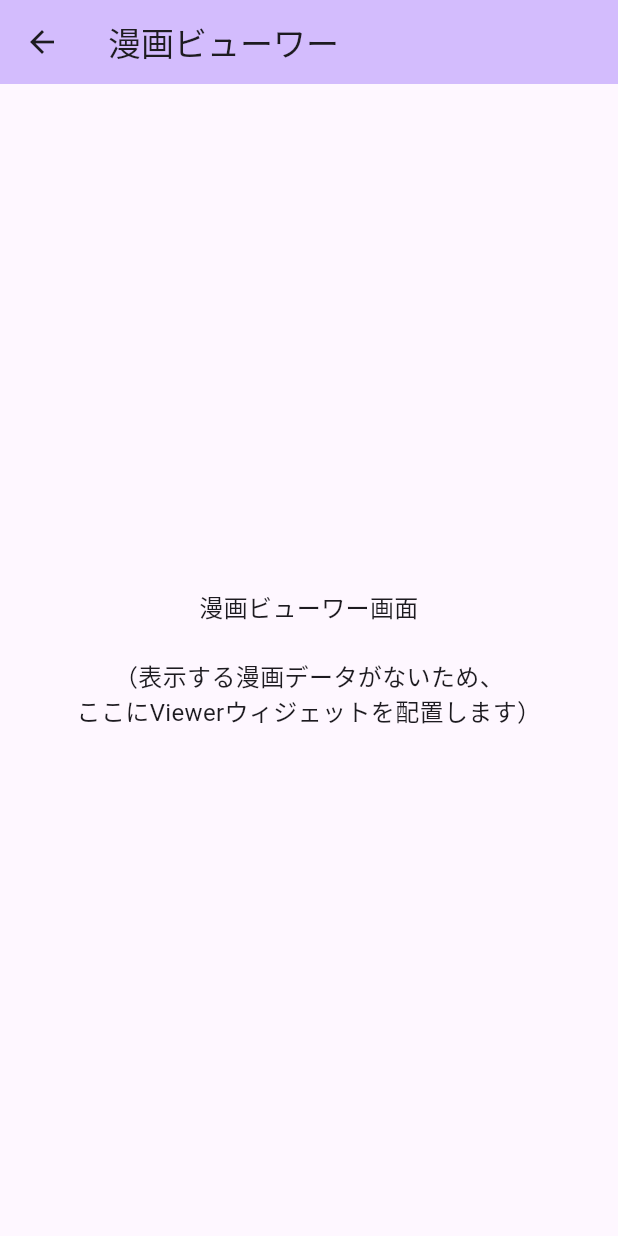
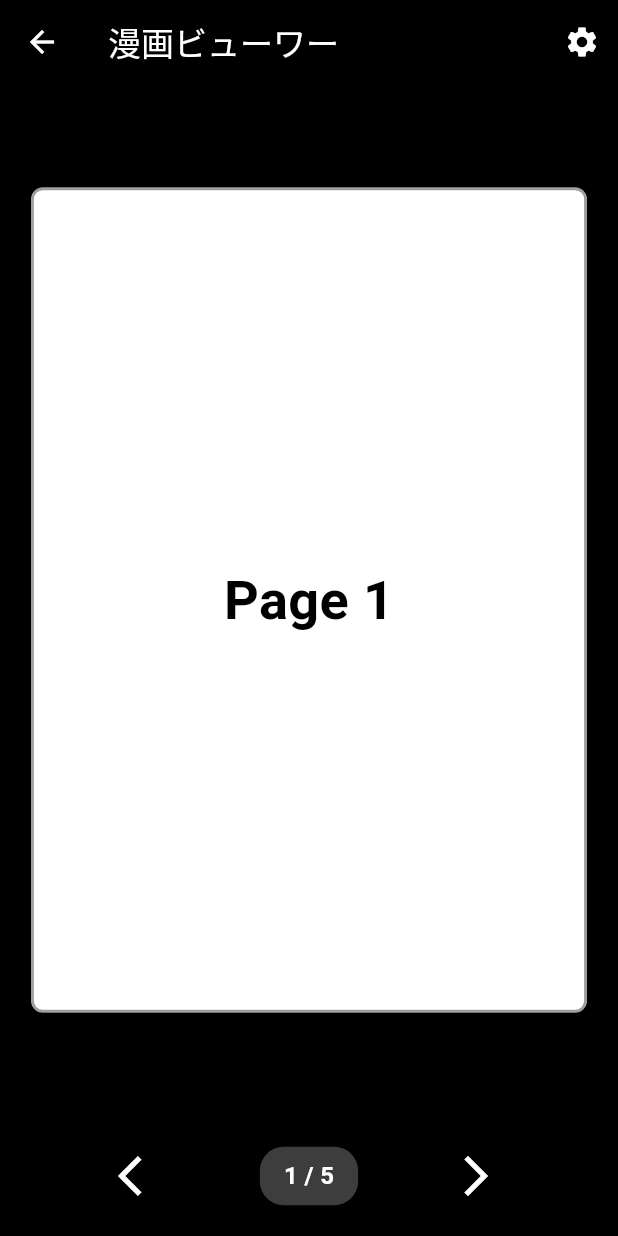
Before and after one commit to link-u/Android_Flutter_Prototype, a Flutter app: the ScreenD screen opened directly, after a tap on "漫画ビューワーを開く", on a phone screen of 412 x 824 dp. Run offline on Flutter 3.47's test engine with Material 3 defaults, Android fonts, the phone set to English and light mode, and no system bars; our stand-ins replace hooks_riverpod.

Commit message:
Flutter標準のウィジェットを使ってビューワーを作る（ライブラリの組み込みはハードルが高かったので一旦削除）

```diff
--- a/lib/main.dart
+++ b/lib/main.dart
@@ -1,6 +1,7 @@
 import 'package:flutter/material.dart';
-import 'package:vivion_flutter_viewer/vivion_flutter_viewer.dart';
 import 'package:hooks_riverpod/hooks_riverpod.dart';
+
+import 'screens/manga_reader_screen.dart';
 
 void main() {
   runApp(const ProviderScope(child: MyApp()));
@@ -186,11 +187,27 @@
             const SizedBox(height: 30),
             ElevatedButton(
               onPressed: () {
+                // 仮の漫画データを直接作成
+                final List<String> dummyPages = [
+                  'Page 1',
+                  'Page 2',
+                  'Page 3',
+                  'Page 4',
+                  'Page 5',
+                ];
+
                 Navigator.push(
                   context,
-                  MaterialPageRoute(builder: (context) => const MangaViewerScreen()),
+                  MaterialPageRoute(
+                    builder: (context) => MangaReaderScreen(pages: dummyPages),
+                  ),
                 );
               },
+              style: ElevatedButton.styleFrom(
+                backgroundColor: Colors.deepPurple,
+                foregroundColor: Colors.white,
+                padding: const EdgeInsets.symmetric(horizontal: 32, vertical: 16),
+              ),
               child: const Text('漫画ビューワーを開く'),
             ),
           ],
@@ -199,24 +216,3 @@
     );
   }
 }
-
-class MangaViewerScreen extends StatelessWidget {
-  const MangaViewerScreen({super.key});
-
-  @override
-  Widget build(BuildContext context) {
-    return Scaffold(
-      appBar: AppBar(
-        title: const Text('漫画ビューワー'),
-        backgroundColor: Theme.of(context).colorScheme.inversePrimary,
-      ),
-      body: const Center(
-        child: Text(
-          '漫画ビューワー画面\n\n（表示する漫画データがないため、\nここにViewerウィジェットを配置します）',
-          style: TextStyle(fontSize: 16),
-          textAlign: TextAlign.center,
-        ),
-      ),
-    );
-  }
-}
--- /dev/null
+++ b/lib/screens/manga_reader_screen.dart
@@ -0,0 +1,191 @@
+import 'package:flutter/material.dart';
+import 'package:hooks_riverpod/hooks_riverpod.dart';
+
+class MangaReaderScreen extends ConsumerStatefulWidget {
+  final List<String> pages;
+
+  const MangaReaderScreen({super.key, required this.pages});
+
+  @override
+  ConsumerState<MangaReaderScreen> createState() => _MangaReaderScreenState();
+}
+
+class _MangaReaderScreenState extends ConsumerState<MangaReaderScreen> {
+  late PageController _pageController;
+  int _currentPage = 0;
+
+  @override
+  void initState() {
+    super.initState();
+    _pageController = PageController();
+  }
+
+  @override
+  void dispose() {
+    _pageController.dispose();
+    super.dispose();
+  }
+
+  @override
+  Widget build(BuildContext context) {
+    return Scaffold(
+      backgroundColor: Colors.black,
+      appBar: AppBar(
+        backgroundColor: Colors.black,
+        foregroundColor: Colors.white,
+        title: const Text('漫画ビューワー'),
+        actions: [
+          IconButton(
+            icon: const Icon(Icons.settings),
+            onPressed: () {
+              _showSettings(context);
+            },
+          ),
+        ],
+      ),
+      body: PageView.builder(
+        controller: _pageController,
+        itemCount: widget.pages.length,
+        onPageChanged: (index) {
+          setState(() {
+            _currentPage = index;
+          });
+        },
+        itemBuilder: (context, index) {
+          return Container(
+            color: Colors.black,
+            child: Center(
+              child: InteractiveViewer(
+                panEnabled: false,
+                boundaryMargin: const EdgeInsets.all(0),
+                minScale: 1.0,
+                maxScale: 3.0,
+                child: LayoutBuilder(
+                  builder: (context, constraints) {
+                    final double width = constraints.maxWidth * 0.9;
+                    final double height = constraints.maxHeight * 0.8;
+
+                    return Container(
+                      width: width,
+                      height: height,
+                      decoration: BoxDecoration(
+                        color: Colors.white,
+                        border: Border.all(color: Colors.grey, width: 2),
+                        borderRadius: BorderRadius.circular(8),
+                      ),
+                      child: Column(
+                        mainAxisAlignment: MainAxisAlignment.center,
+                        children: [
+                          Text(
+                            'Page ${index + 1}',
+                            style: const TextStyle(
+                              fontSize: 36,
+                              fontWeight: FontWeight.bold,
+                              color: Colors.black,
+                            ),
+                          ),
+                        ],
+                      ),
+                    );
+                  },
+                ),
+              ),
+            ),
+          );
+        },
+      ),
+      bottomNavigationBar: Container(
+        color: Colors.black,
+        padding: const EdgeInsets.all(16),
+        child: Row(
+          mainAxisAlignment: MainAxisAlignment.spaceEvenly,
+          children: [
+            IconButton(
+              onPressed: _currentPage > 0 ? _previousPage : null,
+              icon: const Icon(Icons.arrow_back_ios, color: Colors.white),
+              iconSize: 32,
+            ),
+            Container(
+              padding: const EdgeInsets.symmetric(horizontal: 16, vertical: 8),
+              decoration: BoxDecoration(
+                color: Colors.white24,
+                borderRadius: BorderRadius.circular(16),
+              ),
+              child: Text(
+                '${_currentPage + 1} / ${widget.pages.length}',
+                style: const TextStyle(
+                  color: Colors.white,
+                  fontSize: 16,
+                  fontWeight: FontWeight.bold,
+                ),
+              ),
+            ),
+            IconButton(
+              onPressed: _currentPage < widget.pages.length - 1 ? _nextPage : null,
+              icon: const Icon(Icons.arrow_forward_ios, color: Colors.white),
+              iconSize: 32,
+            ),
+          ],
+        ),
+      ),
+    );
+  }
+
+  void _previousPage() {
+    if (_currentPage > 0) {
+      _pageController.previousPage(
+        duration: const Duration(milliseconds: 300),
+        curve: Curves.easeInOut,
+      );
+    }
+  }
+
+  void _nextPage() {
+    if (_currentPage < widget.pages.length - 1) {
+      _pageController.nextPage(
+        duration: const Duration(milliseconds: 300),
+        curve: Curves.easeInOut,
+      );
+    }
+  }
+
+  void _showSettings(BuildContext context) {
+    showDialog(
+      context: context,
+      builder: (context) => AlertDialog(
+        title: const Text('設定'),
+        content: Column(
+          mainAxisSize: MainAxisSize.min,
+          children: [
+            ListTile(
+              leading: const Icon(Icons.brightness_6),
+              title: const Text('明るさ調整'),
+              onTap: () {
+                Navigator.pop(context);
+                ScaffoldMessenger.of(context).showSnackBar(
+                  const SnackBar(content: Text('明るさ調整機能は未実装です')),
+                );
+              },
+            ),
+            ListTile(
+              leading: const Icon(Icons.zoom_in),
+              title: const Text('表示設定'),
+              onTap: () {
+                Navigator.pop(context);
+                ScaffoldMessenger.of(context).showSnackBar(
+                  const SnackBar(content: Text('表示設定機能は未実装です')),
+                );
+              },
+            ),
+          ],
+        ),
+        actions: [
+          TextButton(
+            onPressed: () => Navigator.pop(context),
+            child: const Text('閉じる'),
+          ),
+        ],
+      ),
+    );
+  }
+}
```
Also changed, not shown: pubspec.yaml (+4 -13 lines), pubspec.lock.
